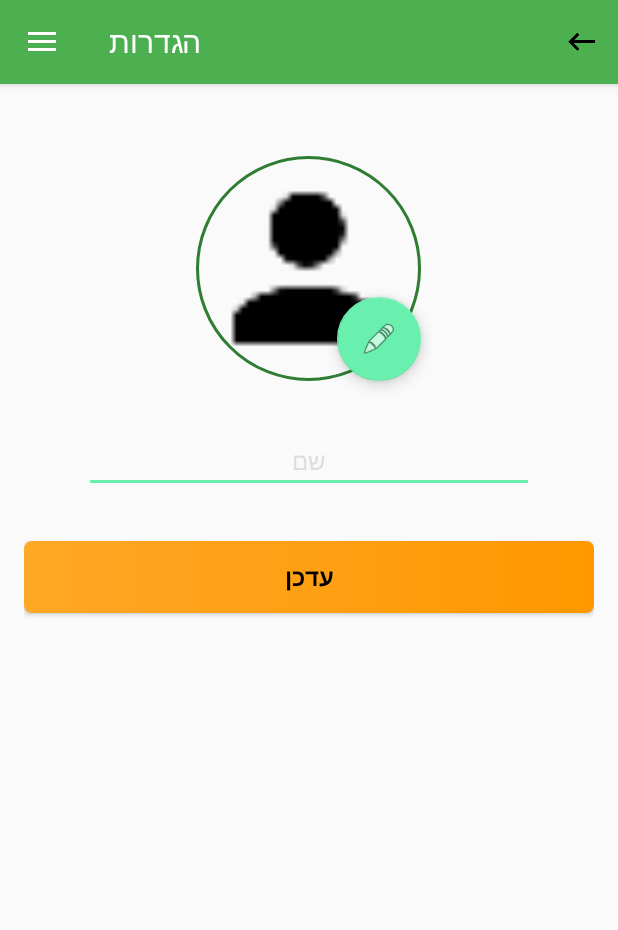
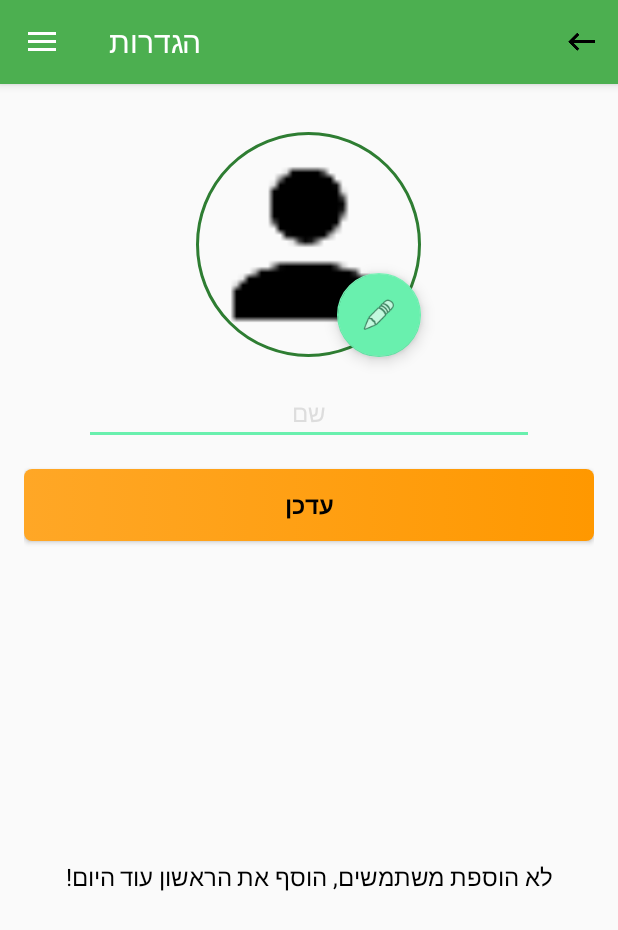
Before and after one commit to yotam2010/WhatAreTheChances, an Android app: the screen it shows after launch once a user with an empty profile is signed in (MainActivity), on a phone screen of 412 x 824 dp. Shown: the top 930 px of the screen. Run offline under Robolectric (Android 15) with nearby library versions, the phone set to English and light mode, and no system bars; our stand-ins replace CircleImageView, Firebase (no records; nobody signed in at launch, a user with empty details on screens opened directly); 1 statement that could not run was skipped.

Commit message:
laptop 11/10/16

```diff
--- a/app/build.gradle
+++ b/app/build.gradle
@@ -29,6 +29,7 @@ dependencies {
     compile 'com.google.firebase:firebase-database:9.8.0'
     compile 'com.google.firebase:firebase-auth:9.8.0'
     compile 'com.android.support:design:24.2.1'
+//    compile 'com.github.bumptech.glide:glide:3.7.0'
     compile 'de.hdodenhof:circleimageview:2.1.0'
     testCompile 'junit:junit:4.12'
 }
--- a/app/src/main/java/com/hadas/yotam/whatarethechances/AppConstants.java
+++ b/app/src/main/java/com/hadas/yotam/whatarethechances/AppConstants.java
@@ -4,6 +4,8 @@ import com.google.firebase.auth.FirebaseAuth;
 import com.google.firebase.auth.FirebaseUser;
 import com.google.firebase.database.DatabaseReference;
 import com.google.firebase.database.FirebaseDatabase;
+import com.google.firebase.storage.FirebaseStorage;
+import com.google.firebase.storage.StorageReference;
 
 /**
  * Created by Yotam on 07/11/2016.
@@ -16,6 +18,8 @@ public class AppConstants {
     public static FirebaseUser mFirebaseUser=null;
     public static FirebaseDatabase mFirebaseDatabase=null;
     public static DatabaseReference mDatabaseReference=null;
+    public static FirebaseStorage mFirebaseStorage=null;
+    public static StorageReference mStorageReference = null;
 
     public static final String QUESTIONS="QUESTIONS";
     public static final String QUESTION="QUESTION ";
--- a/app/src/main/java/com/hadas/yotam/whatarethechances/MainActivity.java
+++ b/app/src/main/java/com/hadas/yotam/whatarethechances/MainActivity.java
@@ -23,6 +23,13 @@ public class MainActivity extends AppCompatActivity
     protected void onCreate(Bundle savedInstanceState) {
         super.onCreate(savedInstanceState);
         setContentView(R.layout.activity_main);
+
+        //SET Firebase componets
+        Utilities.setDatabaseReference();
+        Utilities.setUserAuth();
+        Utilities.setStorageReference();
+        AppConstants.MY_UID = AppConstants.mFirebaseUser.getUid();
+
         Toolbar toolbar = (Toolbar) findViewById(R.id.toolbar);
         setSupportActionBar(toolbar);
 
--- a/app/src/main/java/com/hadas/yotam/whatarethechances/UserProfileFragment.java
+++ b/app/src/main/java/com/hadas/yotam/whatarethechances/UserProfileFragment.java
@@ -14,6 +14,8 @@ import android.support.design.widget.FloatingActionButton;
 import android.support.v4.app.ActivityCompat;
 import android.support.v4.app.Fragment;
 import android.support.v4.content.ContextCompat;
+import android.text.TextUtils;
+import android.util.Log;
 import android.view.LayoutInflater;
 import android.view.View;
 import android.view.ViewGroup;
@@ -23,6 +25,11 @@ import android.widget.EditText;
 import com.google.android.gms.common.images.ImageManager;
 import com.google.android.gms.games.internal.GamesContract;
 import com.google.android.gms.plus.model.people.Person;
+import com.google.android.gms.tasks.OnCompleteListener;
+import com.google.android.gms.tasks.Task;
+import com.google.firebase.database.DatabaseReference;
+import com.google.firebase.storage.StorageReference;
+import com.google.firebase.storage.UploadTask;
 
 import de.hdodenhof.circleimageview.CircleImageView;
 
@@ -39,6 +46,8 @@ public class UserProfileFragment extends Fragment {
     private FloatingActionButton mImagePicker;
     private static final int REQUEST_READ_PERMISSIONS = 1;
     private static final int ACTIVITY_IMAGE_RESULT = 2;
+    private MainActivity mActivity;
+    private String IMAGE_UPLOAD_FAILURE;
 
     @Nullable
     @Override
@@ -51,14 +60,26 @@ public class UserProfileFragment extends Fragment {
     @Override
     public void onActivityCreated(@Nullable Bundle savedInstanceState) {
         super.onActivityCreated(savedInstanceState);
+        mImageLocation=null;
+        //get activity
+        mActivity = (MainActivity)getActivity();
+        //get activity strings
+        IMAGE_UPLOAD_FAILURE = mActivity.getResources().getString(R.string.image_upload_failure);
         //set activity title
         FRAGMENT_NAME = getActivity().getResources().getString(R.string.main_use_profile);
-        getActivity().setTitle(FRAGMENT_NAME);
+        mActivity.setTitle(FRAGMENT_NAME);
         //get fragment view
-        mProfileView = (CircleImageView) getActivity().findViewById(R.id.user_profile_image);
-        mImagePicker = (FloatingActionButton) getActivity().findViewById(R.id.user_profile_image_picker);
-        mNameView = (EditText) getActivity().findViewById(R.id.user_profile_name);
-        mSaveButton = (Button) getActivity().findViewById(R.id.user_profile_save);
+        mProfileView = (CircleImageView) mActivity.findViewById(R.id.user_profile_image);
+        mImagePicker = (FloatingActionButton) mActivity.findViewById(R.id.user_profile_image_picker);
+        mNameView = (EditText) mActivity.findViewById(R.id.user_profile_name);
+        mSaveButton = (Button) mActivity.findViewById(R.id.user_profile_save);
+
+        mSaveButton.setOnClickListener(new View.OnClickListener() {
+            @Override
+            public void onClick(View view) {
+
+            }
+        });
 
         mImagePicker.setOnClickListener(new View.OnClickListener() {
             @Override
@@ -75,6 +96,43 @@ public class UserProfileFragment extends Fragment {
             }
         });
 
+    }
+
+
+    private void saveImageToStorage() {
+        final String name = mNameView.getText().toString().trim();
+        //check if name field is null or empty, if it is dont save
+        if(name==null|| TextUtils.isEmpty(name))
+            return;
+
+        String imagePath = mImageLocation;
+        //get database reference to the user data
+        final DatabaseReference mUserData = AppConstants.mDatabaseReference.child(AppConstants.USERS)
+                .child(AppConstants.MY_UID);
+        //if user picked image
+        if (imagePath != null) {
+            //get profile file location
+            StorageReference mImageUploadReference = AppConstants.mStorageReference.child(AppConstants.PROFILE_PIC)
+                    .child(AppConstants.mFirebaseUser.getUid());
+            //upload file
+            mImageUploadReference.putFile(Uri.parse(imagePath)).addOnCompleteListener(new OnCompleteListener<UploadTask.TaskSnapshot>() {
+                @Override
+                public void onComplete(@NonNull Task<UploadTask.TaskSnapshot> task) {
+                    if (!task.isSuccessful()) {
+                        //faield to upload, document
+                        Utilities.fragmentToast(mActivity, IMAGE_UPLOAD_FAILURE);
+                        Log.d("tag", task.getException().getMessage());
+                    }else{
+                        //upload successful
+                        mUserData.child(AppConstants.PROFILE_PIC).setValue(task.getResult().getDownloadUrl());
+                        mUserData.child(AppConstants.NAME).setValue(name);
+                    }
+                }
+            });
+        }else{
+            mUserData.child(AppConstants.PROFILE_PIC).setValue("");
+            mUserData.child(AppConstants.NAME).setValue(name);
+        }
     }
 
     @Override
@@ -102,6 +160,7 @@ public class UserProfileFragment extends Fragment {
         }
     }
 
+
     private String getImageLocation(Uri uri) {
         String projection[]= {MediaStore.Images.ImageColumns.DATA};
         Cursor c = getActivity().getContentResolver().query(uri,projection,null,null,null);
--- a/app/src/main/java/com/hadas/yotam/whatarethechances/Utilities.java
+++ b/app/src/main/java/com/hadas/yotam/whatarethechances/Utilities.java
@@ -13,6 +13,8 @@ import com.google.firebase.auth.FirebaseAuth;
 import com.google.firebase.auth.FirebaseUser;
 import com.google.firebase.database.DatabaseReference;
 import com.google.firebase.database.FirebaseDatabase;
+import com.google.firebase.storage.FirebaseStorage;
+import com.google.firebase.storage.StorageReference;
 
 /**
  * Created by Yotam on 07/11/2016.
@@ -36,6 +38,20 @@ public class Utilities {
         return AppConstants.mFirebaseAuth;
     }
 
+    public static void setStorageReference() {
+        AppConstants.mFirebaseStorage = FirebaseStorage.getInstance();
+        AppConstants.mStorageReference = AppConstants.mFirebaseStorage.getReference();
+    }
+
+    public static FirebaseStorage getStorage() {
+        return AppConstants.mFirebaseStorage;
+    }
+
+
+    public static StorageReference getStorageReference() {
+        return AppConstants.mStorageReference;
+    }
+
     public static void setDatabaseReference() {
         AppConstants.mFirebaseDatabase = FirebaseDatabase.getInstance();
         AppConstants.mDatabaseReference = AppConstants.mFirebaseDatabase.getReference();
@@ -49,6 +65,7 @@ public class Utilities {
     public static DatabaseReference getReference() {
         return AppConstants.mDatabaseReference;
     }
+
 
     public static boolean stringCheck(String s){
         return s.matches("[-\\p{Alnum}]+");
--- a/app/src/main/res/layout/user_profile.xml
+++ b/app/src/main/res/layout/user_profile.xml
@@ -8,7 +8,6 @@
     <FrameLayout
         android:layout_width="wrap_content"
         android:layout_height="wrap_content"
-        android:padding="@dimen/activity_vertical_margin"
         android:layout_gravity="center">
 
         <de.hdodenhof.circleimageview.CircleImageView
@@ -46,10 +45,24 @@
        />
     <Button
         android:id="@+id/user_profile_save"
-        android:layout_marginTop="@dimen/twiceMargin"
+        android:layout_marginTop="@dimen/activity_vertical_margin"
         style="@style/CustomButtonView"
         android:text="@string/update"
         android:layout_width="match_parent"
         android:maxWidth="500dp"
         android:layout_gravity="center_horizontal"/>
+    <TextView
+        style="@style/CustomTextView"
+        android:text="@string/add_first_friend"
+        android:layout_width="match_parent"
+        android:layout_height="match_parent"
+        android:gravity="center"
+        android:textColor="@color/black"
+        />
+    <android.support.v7.widget.RecyclerView
+        android:visibility="gone"
+        android:id="@+id/user_profile_contacts_recycler"
+        android:layout_marginTop="@dimen/activity_vertical_margin"
+        android:layout_width="match_parent"
+        android:layout_height="match_parent"/>
 </LinearLayout>
--- a/app/src/main/res/values/strings.xml
+++ b/app/src/main/res/values/strings.xml
@@ -9,8 +9,11 @@
     <!-- Strings related to Activity title -->
     <string name="main_use_profile">הגדרות</string>
 
-    <!-- Strings related to Activity title -->
+    <!-- Strings related to permissions -->
     <string name="permission_read_denied">אנא התר הרשאות לקריאת נתונים על מנת לבחור תמונת פרופיל</string>
+
+    <!-- Strings related to ERRORS -->
+    <string name="image_upload_failure">נכשל לעלות את התמונה</string>
 
     <!-- Strings related to login -->
     <string name="enter">כניסה</string>
@@ -47,5 +50,7 @@
 
     <string name="action_settings">Settings</string>
     <string name="sign_out">התנתק</string>
+    <!-- No users in the friends database-->
+    <string name="add_first_friend">לא הוספת משתמשים, הוסף את הראשון עוד היום!</string>
 
 </resources>
```
